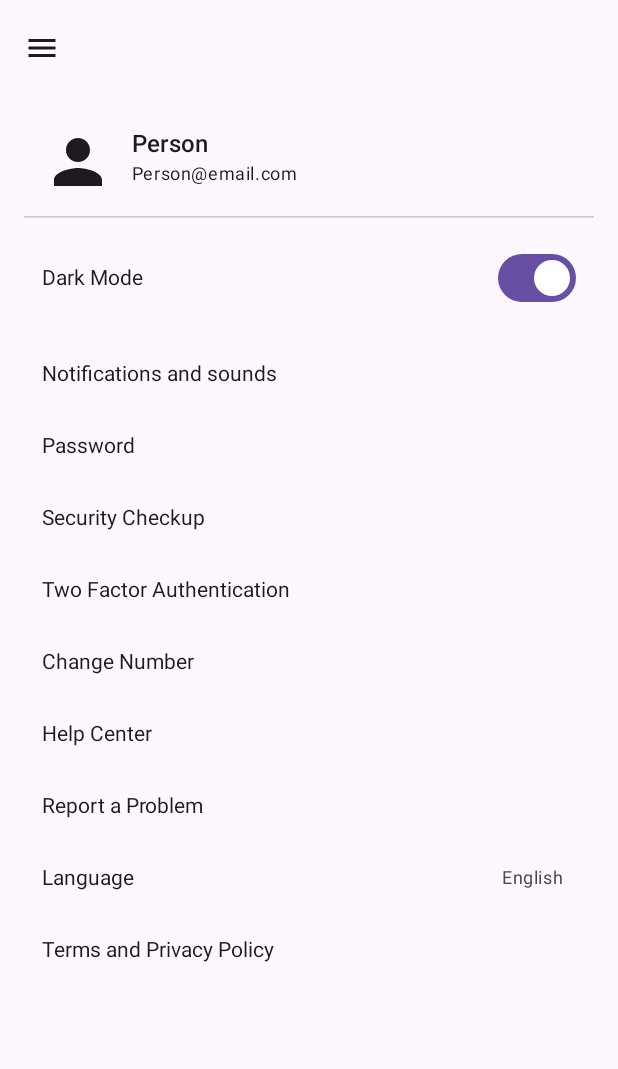
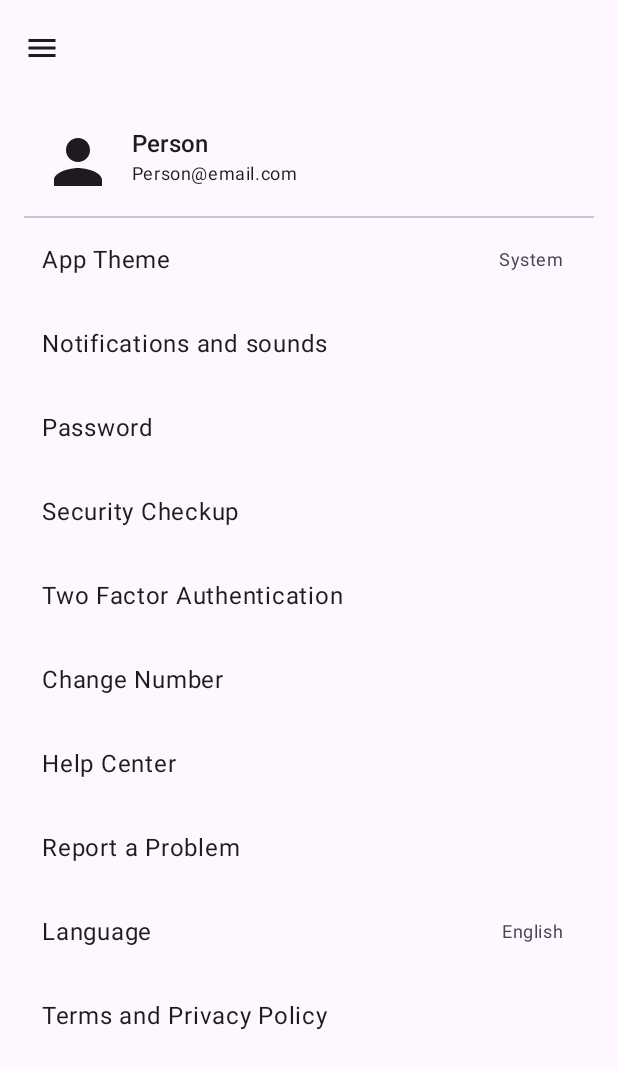
Before and after one commit to myofficework000/ReviewApp, an Android app built with Jetpack Compose: the SettingsScreen screen opened through its navigation route, on a phone screen of 412 x 824 dp. Shown: the top 1069 px of the screen. Run offline under Robolectric (Android 15) with nearby library versions, the phone set to English and light mode, and no system bars; our stand-ins replace Dagger/Hilt's generated code.

Commit message:
Immediate Change In UI in realtime updated

```diff
--- a/app/src/main/java/com/code4galaxy/reviewnow/model/data/local/preferences/ThemePreference.kt
+++ b/app/src/main/java/com/code4galaxy/reviewnow/model/data/local/preferences/ThemePreference.kt
@@ -23,7 +23,7 @@
 
     fun getTheme(): AppTheme {
         return AppTheme.entries.firstOrNull {
-            it.name == prefs.getString(KEY_THEME, AppTheme.SYSTEM_DEFAULT.name)
-        } ?: AppTheme.SYSTEM_DEFAULT
+            it.name == prefs.getString(KEY_THEME, AppTheme.SYSTEM.name)
+        } ?: AppTheme.SYSTEM
     }
 }
--- a/app/src/main/java/com/code4galaxy/reviewnow/view/activity/MainActivity.kt
+++ b/app/src/main/java/com/code4galaxy/reviewnow/view/activity/MainActivity.kt
@@ -5,21 +5,27 @@
 import androidx.activity.compose.setContent
 import androidx.activity.enableEdgeToEdge
 import androidx.activity.viewModels
-import com.code4galaxy.reviewnow.view.feature.user.MainScreen
 import com.code4galaxy.reviewnow.view.navigation.SetUpAppLaunch
 import com.code4galaxy.reviewnow.view.theme.AppThemeWrapper
 import com.code4galaxy.reviewnow.viewmodel.NavigationViewModel
+import com.code4galaxy.reviewnow.viewmodel.ThemeViewModel
 import dagger.hilt.android.AndroidEntryPoint
 
 @AndroidEntryPoint
 class MainActivity : ComponentActivity() {
     private val navigationViewModel: NavigationViewModel by viewModels()
+    private val themeViewModel: ThemeViewModel by viewModels()
 
     override fun onCreate(savedInstanceState: Bundle?) {
         super.onCreate(savedInstanceState)
         enableEdgeToEdge()
         setContent {
-           SetUpAppLaunch(navigationViewModel)
+            AppThemeWrapper(themeViewModel = themeViewModel) {
+                SetUpAppLaunch(
+                    navigationViewModel = navigationViewModel,
+                    themeViewModel = themeViewModel // ✅ Pass it here
+                )
+            }
         }
     }
 }
--- a/app/src/main/java/com/code4galaxy/reviewnow/view/feature/common/UserDashboard.kt
+++ b/app/src/main/java/com/code4galaxy/reviewnow/view/feature/common/UserDashboard.kt
@@ -17,6 +17,7 @@
 import androidx.compose.ui.Modifier
 import androidx.compose.ui.tooling.preview.Preview
 import androidx.compose.ui.unit.dp
+import androidx.hilt.navigation.compose.hiltViewModel
 import androidx.lifecycle.LifecycleCoroutineScope
 import androidx.navigation.NavHostController
 import androidx.navigation.compose.NavHost
@@ -27,6 +28,7 @@
 import com.code4galaxy.reviewnow.view.navigation.AppNavGraph
 import com.code4galaxy.reviewnow.view.navigation.Screen
 import com.code4galaxy.reviewnow.viewmodel.NavigationViewModel
+import com.code4galaxy.reviewnow.viewmodel.ThemeViewModel
 import kotlinx.coroutines.CoroutineScope
 import kotlinx.coroutines.launch
 
@@ -119,7 +121,8 @@
             }
         ) { innerPadding ->
 
-            AppNavGraph(navController,navigationViewModel, modifier = Modifier.padding(innerPadding))
+            val themeViewModel: ThemeViewModel = hiltViewModel()
+            AppNavGraph(navController,navigationViewModel,themeViewModel, modifier = Modifier.padding(innerPadding))
 
         }
     }
--- a/app/src/main/java/com/code4galaxy/reviewnow/view/feature/user/MainScreen.kt
+++ b/app/src/main/java/com/code4galaxy/reviewnow/view/feature/user/MainScreen.kt
@@ -43,10 +43,11 @@
 import com.code4galaxy.reviewnow.view.component.CustomDrawer
 import com.code4galaxy.reviewnow.view.navigation.AppNavGraph
 import com.code4galaxy.reviewnow.viewmodel.NavigationViewModel
+import com.code4galaxy.reviewnow.viewmodel.ThemeViewModel
 import kotlin.math.roundToInt
 
 @Composable
-fun MainScreen(navController: NavHostController, navigationViewModel: NavigationViewModel) {
+fun MainScreen(navController: NavHostController, navigationViewModel: NavigationViewModel,themeViewModel: ThemeViewModel) {
     var drawerState by remember { mutableStateOf(CustomDrawerState.Closed) }
     var selectedNavigationItem by remember { mutableStateOf(NavigationItem.Home) }
 
@@ -99,7 +100,8 @@
             drawerState = drawerState,
             onDrawerClick = { drawerState = it },
             navController,
-            navigationViewModel
+            navigationViewModel,
+            themeViewModel
         )
     }
 }
@@ -112,7 +114,8 @@
     drawerState: CustomDrawerState,
     onDrawerClick: (CustomDrawerState) -> Unit,
     navController: NavHostController,
-    navigationViewModel: NavigationViewModel
+    navigationViewModel: NavigationViewModel,
+    themeViewModel: ThemeViewModel
 ) {
     Scaffold(
         modifier = modifier
@@ -137,7 +140,7 @@
             modifier = Modifier.fillMaxSize(),
             contentAlignment = Alignment.Center
         ) {
-            AppNavGraph(navController,navigationViewModel)
+            AppNavGraph(navController,navigationViewModel,themeViewModel)
 
 
         }
--- a/app/src/main/java/com/code4galaxy/reviewnow/view/feature/user/settings/SettingsScreen.kt
+++ b/app/src/main/java/com/code4galaxy/reviewnow/view/feature/user/settings/SettingsScreen.kt
@@ -1,31 +1,55 @@
+@file:OptIn(ExperimentalMaterial3Api::class)
+
 package com.code4galaxy.reviewnow.view.feature.user.settings
 
-import LanguageSelector
 import androidx.compose.foundation.clickable
-import androidx.compose.foundation.layout.*
+import androidx.compose.foundation.layout.Column
+import androidx.compose.foundation.layout.Row
+import androidx.compose.foundation.layout.Spacer
+import androidx.compose.foundation.layout.fillMaxSize
+import androidx.compose.foundation.layout.fillMaxWidth
+import androidx.compose.foundation.layout.height
+import androidx.compose.foundation.layout.padding
+import androidx.compose.foundation.layout.size
+import androidx.compose.foundation.layout.width
+import androidx.compose.foundation.shape.RoundedCornerShape
 import androidx.compose.material.icons.Icons
 import androidx.compose.material.icons.filled.Person
-import androidx.compose.material3.*
-import androidx.compose.material3.HorizontalDivider
-import androidx.compose.runtime.*
+import androidx.compose.material3.Divider
+import androidx.compose.material3.ExperimentalMaterial3Api
+import androidx.compose.material3.Icon
+import androidx.compose.material3.MaterialTheme
+import androidx.compose.material3.ModalBottomSheet
+import androidx.compose.material3.Text
+import androidx.compose.material3.rememberModalBottomSheetState
+import androidx.compose.runtime.Composable
+import androidx.compose.runtime.collectAsState
+import androidx.compose.runtime.getValue
+import androidx.compose.runtime.mutableStateOf
+import androidx.compose.runtime.remember
+import androidx.compose.runtime.setValue
 import androidx.compose.ui.Alignment
 import androidx.compose.ui.Modifier
-import androidx.compose.ui.res.dimensionResource
-import androidx.compose.ui.tooling.preview.Preview
 import androidx.compose.ui.unit.dp
 import androidx.hilt.navigation.compose.hiltViewModel
-import androidx.lifecycle.viewmodel.compose.viewModel
-import com.code4galaxy.reviewnow.R
-import com.code4galaxy.reviewnow.view.theme.AppTheme
 import com.code4galaxy.reviewnow.viewmodel.LanguageViewModel
 import com.code4galaxy.reviewnow.viewmodel.ThemeViewModel
 
 @Composable
-fun SettingsScreen() {
+fun SettingsScreen(
+    themeViewModel: ThemeViewModel = hiltViewModel()
+) {
     val languageViewModel: LanguageViewModel = hiltViewModel()
+
     val selectedLanguage by languageViewModel.language.collectAsState()
+    val selectedTheme by themeViewModel.theme.collectAsState()
+
     var showLanguageSheet by remember { mutableStateOf(false) }
+    var showThemeSheet by remember { mutableStateOf(false) }
 
+    val themeSheetState = rememberModalBottomSheetState(skipPartiallyExpanded = true)
+
+    // TODO: Support more language translations here if needed
     val languageMap = mapOf(
         "en" to "English",
         "fr" to "French",
@@ -42,10 +66,9 @@
             .padding(16.dp)
     ) {
         Text("Settings", style = MaterialTheme.typography.headlineSmall)
-
         Spacer(modifier = Modifier.height(24.dp))
 
-        // Profile section
+        // Profile section (can be replaced with real data)
         Row(
             modifier = Modifier
                 .fillMaxWidth()
@@ -63,44 +86,77 @@
             }
         }
 
-        HorizontalDivider()
+        Divider()
 
-        // Non-clickable and toggle items
-        SettingItem("Dark Mode", trailing = {
-            Switch(checked = true, onCheckedChange = {}) // implement toggle logic
+        // Theme selection setting
+        SettingItem(
+            title = "App Theme",
+            value = selectedTheme.name.replace("_", " ").lowercase().replaceFirstChar { it.uppercaseChar() },
+            onClick = { showThemeSheet = true }
+        )
+
+        // TODO: Connect with real notification toggle
+        SettingItem("Notifications and sounds")
+
+        // TODO: Secure password change functionality
+        SettingItem("Password")
+
+        // TODO: Implement security checkup UI
+        SettingItem("Security Checkup")
+
+        // TODO: Add two factor toggle functionality
+        SettingItem("Two Factor Authentication")
+
+        // TODO: Navigate to change number screen
+        SettingItem("Change Number")
+
+        // TODO: Navigate to Help Center screen
+        SettingItem("Help Center", onClick = {
+            // TODO
         })
 
-        SettingItem("Notifications and sounds")
-        SettingItem("Password")
-        SettingItem("Security Checkup")
-        SettingItem("Two Factor Authentication")
-        SettingItem("Change Number")
-
-        // Clickable items
-        SettingItem("Help Center", onClick = {
-            // TODO: Navigate to Help Center screen
+        // TODO: Navigate to report screen or open a problem dialog
+        SettingItem("Report a Problem", onClick = {
+            // TODO
         })
 
-        SettingItem("Report a Problem", onClick = {
-            // TODO: Navigate to Report screen or open dialog
-        })
-
+        // Language selector
         SettingItem(
             title = "Language",
             value = languageMap[selectedLanguage] ?: selectedLanguage,
             onClick = { showLanguageSheet = true }
         )
 
+        // TODO: Open Terms and Privacy page
         SettingItem("Terms and Privacy Policy", onClick = {
-            // TODO: Open Terms and Privacy page
+            // TODO
         })
     }
 
+    // Language bottom sheet
     if (showLanguageSheet) {
         LanguageBottomSheet(
             languageViewModel = languageViewModel,
             onDismiss = { showLanguageSheet = false }
         )
+    }
+
+    // Theme bottom sheet
+    if (showThemeSheet) {
+        ModalBottomSheet(
+            onDismissRequest = { showThemeSheet = false },
+            sheetState = themeSheetState,
+            containerColor = MaterialTheme.colorScheme.background,
+            shape = RoundedCornerShape(topStart = 24.dp, topEnd = 24.dp)
+        ) {
+            ThemeBottomSheetContent(
+                selectedTheme = selectedTheme,
+                onThemeSelected = {
+                    themeViewModel.setTheme(it)
+                    showThemeSheet = false
+                }
+            )
+        }
     }
 }
 
--- a/app/src/main/java/com/code4galaxy/reviewnow/view/navigation/AppNavGraph.kt
+++ b/app/src/main/java/com/code4galaxy/reviewnow/view/navigation/AppNavGraph.kt
@@ -9,10 +9,11 @@
 import com.code4galaxy.reviewnow.model.constants.USER_TYPE
 import com.code4galaxy.reviewnow.view.feature.common.splash.SplashScreen
 import com.code4galaxy.reviewnow.viewmodel.NavigationViewModel
+import com.code4galaxy.reviewnow.viewmodel.ThemeViewModel
 
 
 @Composable
-fun AppNavGraph(navController:NavHostController,navigationViewModel: NavigationViewModel,modifier: Modifier=Modifier) {
+fun AppNavGraph(navController:NavHostController,navigationViewModel: NavigationViewModel,themeViewModel: ThemeViewModel,modifier: Modifier=Modifier) {
 
     NavHost(
         navController=navController,
@@ -46,7 +47,7 @@
         }
 
         authNavGraph(navController)
-        userNavGraph(navController,navigationViewModel)
+        userNavGraph(navController,navigationViewModel,themeViewModel)
         adminNavGraph(navController)
 
     }
--- a/app/src/main/java/com/code4galaxy/reviewnow/view/navigation/AppNavigation.kt
+++ b/app/src/main/java/com/code4galaxy/reviewnow/view/navigation/AppNavigation.kt
@@ -3,6 +3,7 @@
 import androidx.compose.runtime.Composable
 import androidx.compose.runtime.LaunchedEffect
 import androidx.compose.runtime.collectAsState
+import androidx.lifecycle.viewmodel.compose.viewModel
 import androidx.navigation.NavHostController
 import androidx.navigation.compose.NavHost
 import androidx.navigation.compose.composable
@@ -11,12 +12,12 @@
 import com.code4galaxy.reviewnow.view.feature.common.splash.SplashScreen
 import com.code4galaxy.reviewnow.view.feature.user.MainScreen
 import com.code4galaxy.reviewnow.viewmodel.NavigationViewModel
+import com.code4galaxy.reviewnow.viewmodel.ThemeViewModel
 
 @Composable
-fun SetUpAppLaunch(navigationViewModel: NavigationViewModel) {
+fun SetUpAppLaunch(navigationViewModel: NavigationViewModel,themeViewModel: ThemeViewModel) {
     val navController = rememberNavController()
     val currentScreen = navigationViewModel.currentScreen.collectAsState()
-
     // Set up the app's initial launch screen
     LaunchedEffect(currentScreen) {
         navController.navigate(currentScreen.value?.route ?: Screen.Home.route)
@@ -25,7 +26,7 @@
 //    RootNavGraph(navController, navigationViewModel)
 //    AppNavGraph(navController,navigationViewModel)
 //    UserDashboard(navController,navigationViewModel)
-    MainScreen(navController,navigationViewModel)
+    MainScreen(navController,navigationViewModel,themeViewModel)
 }
 
 @Composable
--- a/app/src/main/java/com/code4galaxy/reviewnow/view/navigation/UserNavGraph.kt
+++ b/app/src/main/java/com/code4galaxy/reviewnow/view/navigation/UserNavGraph.kt
@@ -14,10 +14,12 @@
 import com.code4galaxy.reviewnow.view.feature.user.settings.SettingsScreen
 import com.code4galaxy.reviewnow.view.feature.user.submit_review.SubmitReviewScreen
 import com.code4galaxy.reviewnow.viewmodel.NavigationViewModel
+import com.code4galaxy.reviewnow.viewmodel.ThemeViewModel
 
 fun NavGraphBuilder.userNavGraph(
     navController: NavHostController,
-    navigationViewModel: NavigationViewModel
+    navigationViewModel: NavigationViewModel,
+    themeViewModel: ThemeViewModel
 ) {
     navigation(
         route = Graph.USER,
@@ -28,11 +30,7 @@
         }
 
         composable(Screen.Home.route) {
-            HomeScreen(
-                /*onBrandClick = { brandId ->
-                    navController.navigate(Screen.BrandDetail.pass(brandId))
-                }*/
-            )
+            HomeScreen()
         }
 
         composable(
@@ -40,9 +38,12 @@
             arguments = listOf(navArgument("brandId") { type = NavType.StringType })
         ) {
             val brandId = it.arguments?.getString("brandId") ?: ""
-            BrandDetailScreen(brandId = brandId, onSubmit = {
-                navController.navigate(Screen.SubmitReview.pass(brandId))
-            })
+            BrandDetailScreen(
+                brandId = brandId,
+                onSubmit = {
+                    navController.navigate(Screen.SubmitReview.pass(brandId))
+                }
+            )
         }
 
         composable(
@@ -62,7 +63,7 @@
         }
 
         composable(Screen.Settings.route) {
-            SettingsScreen()
+            SettingsScreen(themeViewModel = themeViewModel)
         }
     }
 }
--- a/app/src/main/java/com/code4galaxy/reviewnow/view/theme/AppTheme.kt
+++ b/app/src/main/java/com/code4galaxy/reviewnow/view/theme/AppTheme.kt
@@ -1,7 +1,7 @@
 package com.code4galaxy.reviewnow.view.theme
 
 enum class AppTheme {
-    SYSTEM_DEFAULT,
+    SYSTEM,
     LIGHT,
     DARK
 }
--- a/app/src/main/java/com/code4galaxy/reviewnow/view/theme/AppThemeWrapper.kt
+++ b/app/src/main/java/com/code4galaxy/reviewnow/view/theme/AppThemeWrapper.kt
@@ -9,13 +9,15 @@
 import com.code4galaxy.reviewnow.viewmodel.ThemeViewModel
 
 @Composable
-fun AppThemeWrapper(content: @Composable () -> Unit) {
-    val themeViewModel: ThemeViewModel = viewModel()
+fun AppThemeWrapper(
+    themeViewModel: ThemeViewModel,
+    content: @Composable () -> Unit
+) {
     val selectedTheme by themeViewModel.theme.collectAsState()
     val isDark = when (selectedTheme) {
         AppTheme.LIGHT -> false
         AppTheme.DARK -> true
-        AppTheme.SYSTEM_DEFAULT -> isSystemInDarkTheme()
+        AppTheme.SYSTEM -> isSystemInDarkTheme()
     }
 
     MaterialTheme(
```
Also changed, not shown: app/src/main/java/com/code4galaxy/reviewnow/view/feature/admin/home/AdminHomeScreen.kt (+23 -4 lines).
